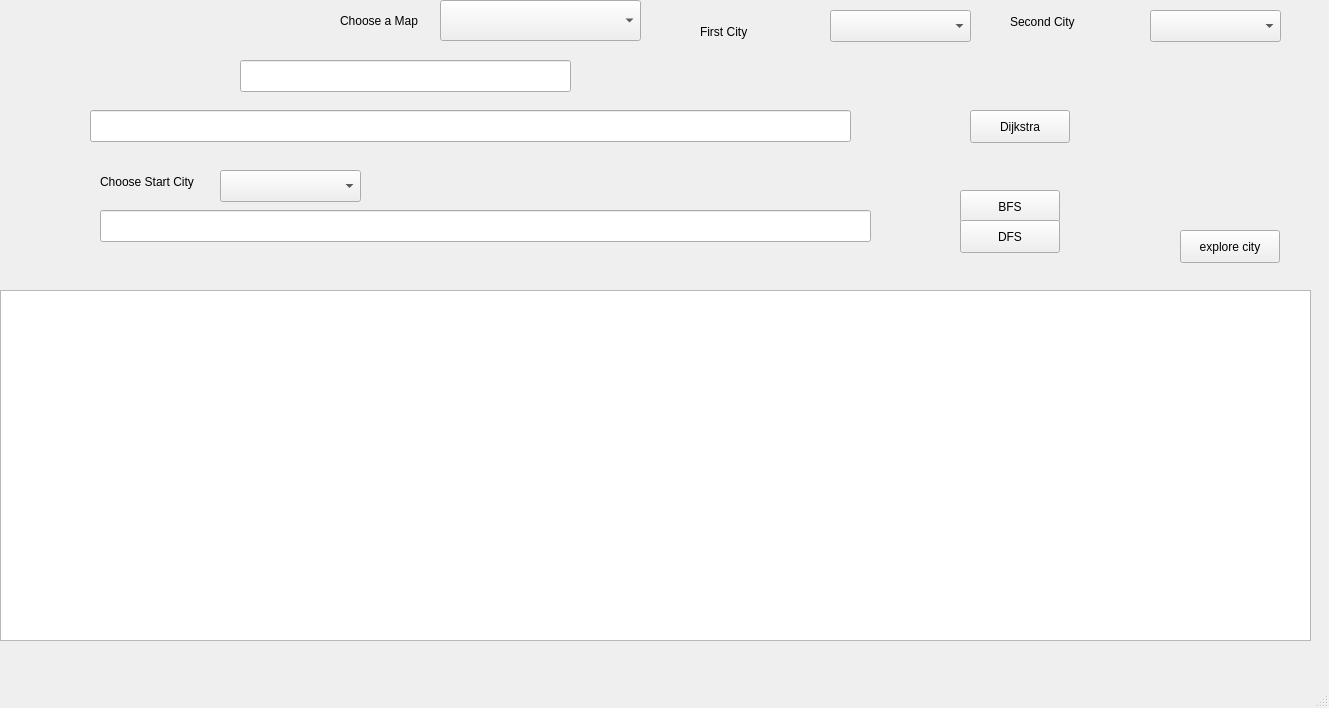
Qt form ui/mainwindow.ui (ziaddevv/Guide_Me_Path_Finder) before a commit.
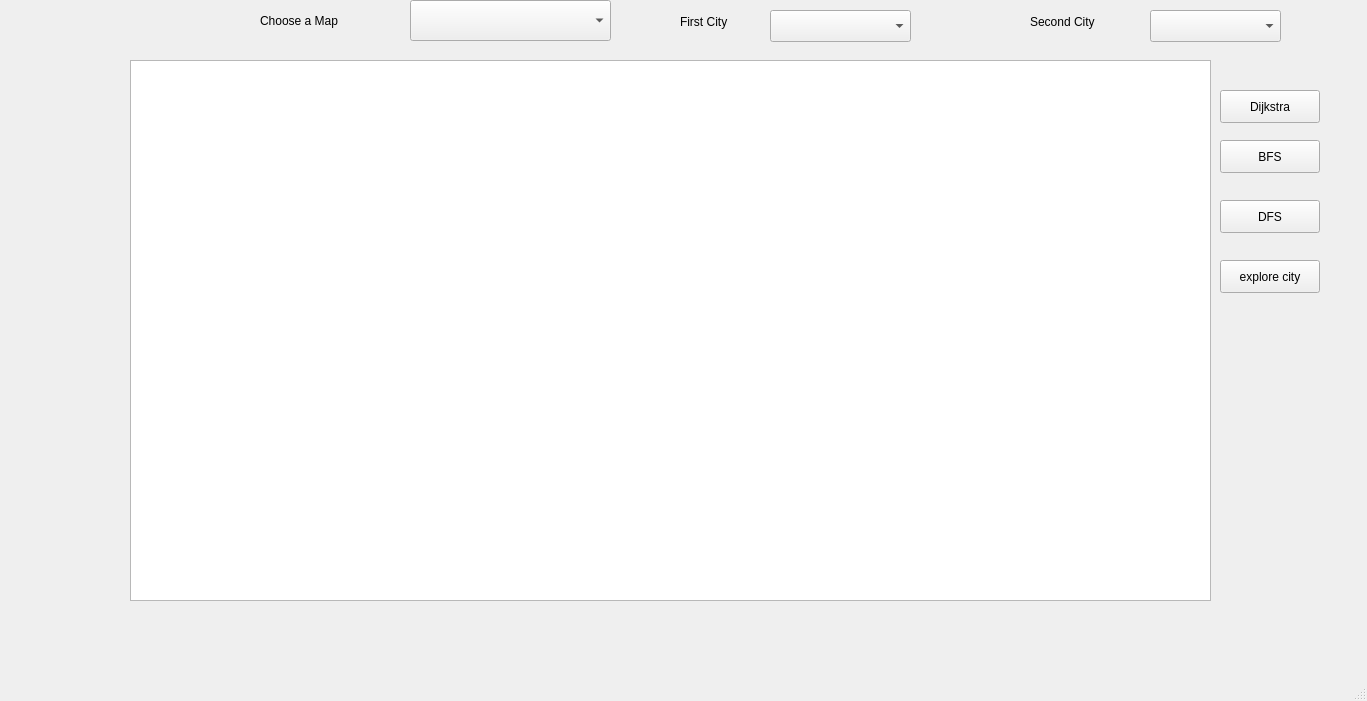
The same form after that commit.

The edit to the form file:
```diff
--- a/ui/mainwindow.ui
+++ b/ui/mainwindow.ui
@@ -6,8 +6,8 @@
    <rect>
     <x>0</x>
     <y>0</y>
-    <width>1329</width>
-    <height>708</height>
+    <width>1367</width>
+    <height>701</height>
    </rect>
   </property>
   <property name="windowTitle">
@@ -17,8 +17,8 @@
    <widget class="QLabel" name="firstCityLbl">
     <property name="geometry">
      <rect>
-      <x>700</x>
-      <y>20</y>
+      <x>680</x>
+      <y>10</y>
       <width>71</width>
       <height>24</height>
      </rect>
@@ -30,7 +30,7 @@
    <widget class="QLabel" name="secondcityLbl">
     <property name="geometry">
      <rect>
-      <x>1010</x>
+      <x>1030</x>
       <y>10</y>
       <width>111</width>
       <height>24</height>
@@ -43,7 +43,7 @@
    <widget class="QComboBox" name="FirstCityCmb">
     <property name="geometry">
      <rect>
-      <x>830</x>
+      <x>770</x>
       <y>10</y>
       <width>141</width>
       <height>32</height>
@@ -63,8 +63,8 @@
    <widget class="QPushButton" name="bfsBtn">
     <property name="geometry">
      <rect>
-      <x>960</x>
-      <y>190</y>
+      <x>1220</x>
+      <y>140</y>
       <width>100</width>
       <height>33</height>
      </rect>
@@ -76,8 +76,8 @@
    <widget class="QPushButton" name="dfsBtn">
     <property name="geometry">
      <rect>
-      <x>960</x>
-      <y>220</y>
+      <x>1220</x>
+      <y>200</y>
       <width>100</width>
       <height>33</height>
      </rect>
@@ -89,8 +89,8 @@
    <widget class="QPushButton" name="dijkstraBtn">
     <property name="geometry">
      <rect>
-      <x>970</x>
-      <y>110</y>
+      <x>1220</x>
+      <y>90</y>
       <width>100</width>
       <height>33</height>
      </rect>
@@ -99,63 +99,10 @@
      <string>Dijkstra</string>
     </property>
    </widget>
-   <widget class="QLineEdit" name="resultText">
-    <property name="geometry">
-     <rect>
-      <x>90</x>
-      <y>110</y>
-      <width>761</width>
-      <height>32</height>
-     </rect>
-    </property>
-   </widget>
-   <widget class="QLineEdit" name="chosenCities">
-    <property name="geometry">
-     <rect>
-      <x>240</x>
-      <y>60</y>
-      <width>331</width>
-      <height>32</height>
-     </rect>
-    </property>
-   </widget>
-   <widget class="QLineEdit" name="resultText2">
-    <property name="geometry">
-     <rect>
-      <x>100</x>
-      <y>210</y>
-      <width>771</width>
-      <height>32</height>
-     </rect>
-    </property>
-   </widget>
-   <widget class="QComboBox" name="StartcityCmb">
-    <property name="geometry">
-     <rect>
-      <x>220</x>
-      <y>170</y>
-      <width>141</width>
-      <height>32</height>
-     </rect>
-    </property>
-   </widget>
-   <widget class="QLabel" name="startCityLbl">
-    <property name="geometry">
-     <rect>
-      <x>100</x>
-      <y>170</y>
-      <width>101</width>
-      <height>24</height>
-     </rect>
-    </property>
-    <property name="text">
-     <string>Choose Start City</string>
-    </property>
-   </widget>
    <widget class="QComboBox" name="MapSelectionCmb">
     <property name="geometry">
      <rect>
-      <x>440</x>
+      <x>410</x>
       <y>0</y>
       <width>201</width>
       <height>41</height>
@@ -165,9 +112,9 @@
    <widget class="QLabel" name="firstCityLbl_2">
     <property name="geometry">
      <rect>
-      <x>340</x>
+      <x>260</x>
       <y>10</y>
-      <width>81</width>
+      <width>151</width>
       <height>21</height>
      </rect>
     </property>
@@ -178,8 +125,8 @@
    <widget class="QPushButton" name="exploreButton">
     <property name="geometry">
      <rect>
-      <x>1180</x>
-      <y>230</y>
+      <x>1220</x>
+      <y>260</y>
       <width>100</width>
       <height>33</height>
      </rect>
@@ -191,10 +138,10 @@
    <widget class="QGraphicsView" name="graphicsView">
     <property name="geometry">
      <rect>
-      <x>0</x>
-      <y>290</y>
-      <width>1311</width>
-      <height>351</height>
+      <x>130</x>
+      <y>60</y>
+      <width>1081</width>
+      <height>541</height>
      </rect>
     </property>
    </widget>
```
Left out of the diff: 2 changed lines with no effect on the pictures.
